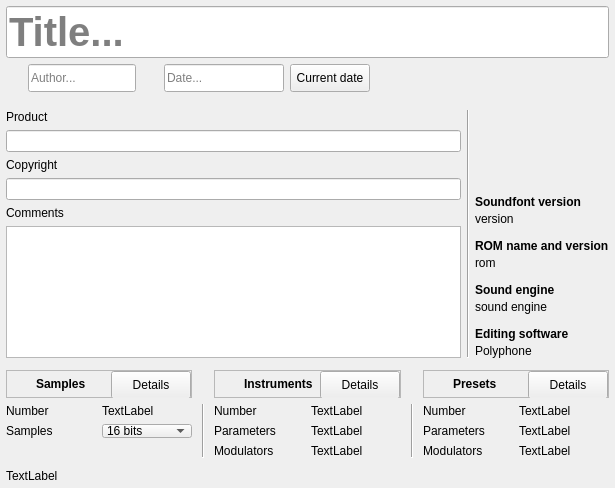
The window that sources/editor/pagesf2.ui (davy7125/polyphone) describes before a commit, drawn with Qt 5.
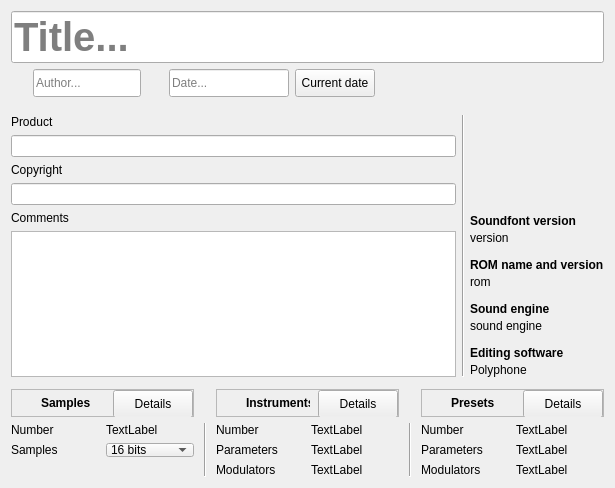
The same window after the commit. Icons and pictures are not drawn. Custom widgets are drawn as their Qt base class.

```diff
--- a/sources/editor/pagesf2.ui
+++ b/sources/editor/pagesf2.ui
@@ -14,36 +14,6 @@
    <string notr="true">Form</string>
   </property>
   <layout class="QVBoxLayout" name="verticalLayout_4">
-   <property name="leftMargin">
-    <number>0</number>
-   </property>
-   <property name="topMargin">
-    <number>0</number>
-   </property>
-   <property name="rightMargin">
-    <number>0</number>
-   </property>
-   <property name="bottomMargin">
-    <number>0</number>
-   </property>
-   <item>
-    <widget class="QFrame" name="frame_3">
-     <property name="frameShape">
-      <enum>QFrame::NoFrame</enum>
-     </property>
-     <layout class="QVBoxLayout" name="verticalLayout_9">
-      <property name="leftMargin">
-       <number>6</number>
-      </property>
-      <property name="topMargin">
-       <number>6</number>
-      </property>
-      <property name="rightMargin">
-       <number>6</number>
-      </property>
-      <property name="bottomMargin">
-       <number>0</number>
-      </property>
       <item>
        <widget class="StyledLineEdit" name="lineEdit_name">
         <property name="minimumSize">
@@ -1018,64 +988,6 @@
       </item>
      </layout>
     </widget>
-   </item>
-   <item>
-    <widget class="QFrame" name="frameBottom">
-     <property name="minimumSize">
-      <size>
-       <width>0</width>
-       <height>24</height>
-      </size>
-     </property>
-     <property name="maximumSize">
-      <size>
-       <width>16777215</width>
-       <height>24</height>
-      </size>
-     </property>
-     <property name="frameShape">
-      <enum>QFrame::NoFrame</enum>
-     </property>
-     <layout class="QGridLayout" name="gridLayout_2">
-      <property name="leftMargin">
-       <number>6</number>
-      </property>
-      <property name="topMargin">
-       <number>0</number>
-      </property>
-      <property name="rightMargin">
-       <number>6</number>
-      </property>
-      <property name="bottomMargin">
-       <number>0</number>
-      </property>
-      <item row="0" column="0">
-       <widget class="QLabel" name="label_filename">
-        <property name="sizePolicy">
-         <sizepolicy hsizetype="Expanding" vsizetype="Preferred">
-          <horstretch>0</horstretch>
-          <verstretch>0</verstretch>
-         </sizepolicy>
-        </property>
-        <property name="text">
-         <string notr="true">TextLabel</string>
-        </property>
-        <property name="wordWrap">
-         <bool>true</bool>
-        </property>
-        <property name="margin">
-         <number>0</number>
-        </property>
-        <property name="indent">
-         <number>-1</number>
-        </property>
-       </widget>
-      </item>
-     </layout>
-    </widget>
-   </item>
-  </layout>
- </widget>
  <customwidgets>
   <customwidget>
    <class>TextEdit</class>
```
Left out of the diff: 1 changed line with no effect on the pictures. Lines whose indentation alone changed are shown as unchanged.
